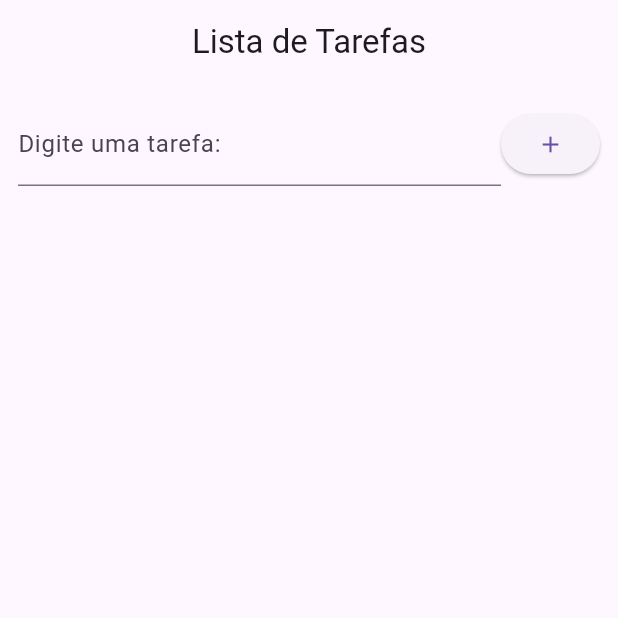
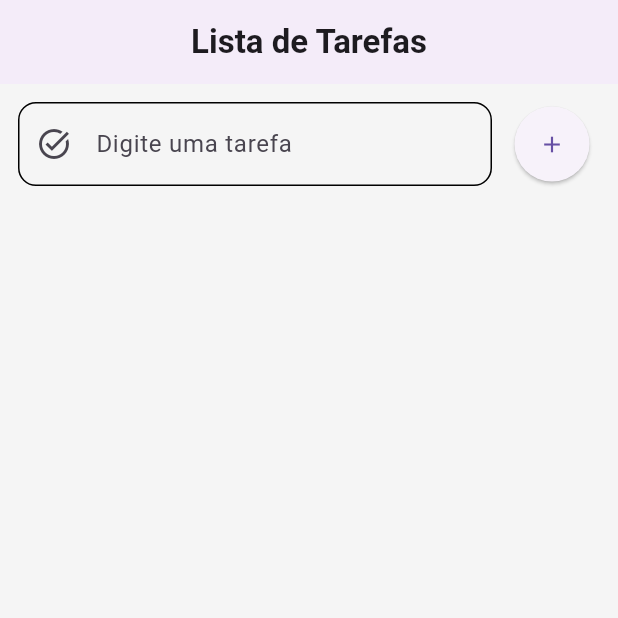
Before and after one commit to GZaguini/Projetos, a Flutter app: the screen it shows after launch, on a phone screen of 412 x 824 dp, the top half of it. Run offline on Flutter 3.47's test engine with Material 3 defaults, Android fonts, the phone set to English and light mode, and no system bars; our stand-ins replace shared_preferences.

Commit message:
style: melhora o visual da lista de tarefas

```diff
--- a/lista_tarefa/lib/campo_tarefa.dart
+++ b/lista_tarefa/lib/campo_tarefa.dart
@@ -19,13 +19,33 @@ class CampoTarefa extends StatelessWidget {
           Expanded(
             child: TextField(
               controller: controller,
-            decoration: const InputDecoration(
-              labelText: 'Digite uma tarefa:',
+              textInputAction: TextInputAction.done,
+              onSubmitted: (_) => onPressed(),
+              decoration: InputDecoration(
+                labelText: 'Digite uma tarefa',
+                hintText: 'Ex.: Estudar Flutter',
+                prefixIcon: const Icon(Icons.task_alt),
+                border: OutlineInputBorder(
+                  borderRadius: BorderRadius.circular(12),
+                ),
+                enabledBorder: OutlineInputBorder(
+                  borderRadius: BorderRadius.circular(12),
+                ),
+                focusedBorder: OutlineInputBorder(
+                  borderRadius: BorderRadius.circular(12),
                 ),
               ),
             ),
+          ),
+
+          const SizedBox(width: 8),
+
           ElevatedButton(
             onPressed: onPressed,
+            style: ElevatedButton.styleFrom(
+              shape: const CircleBorder(),
+              padding: const EdgeInsets.all(16),
+            ),
             child: const Icon(Icons.add),
           ),
         ],
--- a/lista_tarefa/lib/main.dart
+++ b/lista_tarefa/lib/main.dart
@@ -96,9 +96,13 @@ class _MyAppState extends State<MyApp> {
     return MaterialApp(
       debugShowCheckedModeBanner: false,
       home: Scaffold(
+        backgroundColor: Colors.grey.shade100,
         appBar: AppBar(
-          title: const Text('Lista de Tarefas'),
-          centerTitle: true,
+          title: const Text('Lista de Tarefas', style: TextStyle(fontWeight: FontWeight.bold,
+           ),
+           ),
+           centerTitle: true,
+           elevation: 2,
         ),
 
         body: Column(
```
Also changed, not shown: lista_tarefa/lib/item_tarefa.dart (+12 -1 lines). Lines whose indentation alone changed are shown as unchanged.
